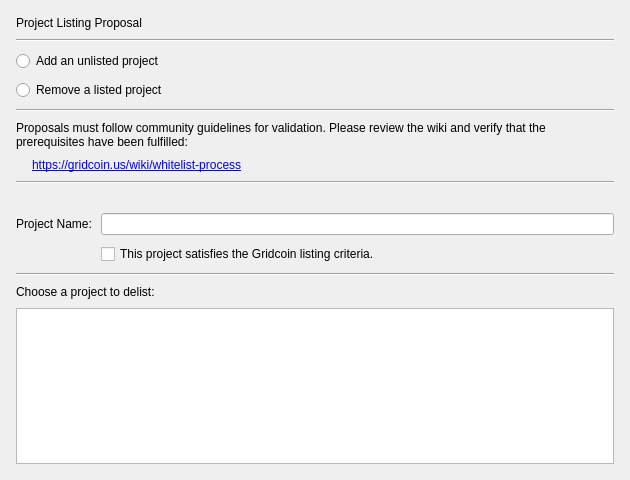
Qt form src/qt/forms/voting/pollwizardprojectpage.ui (gridcoin-community/Gridcoin-Research) before a commit.
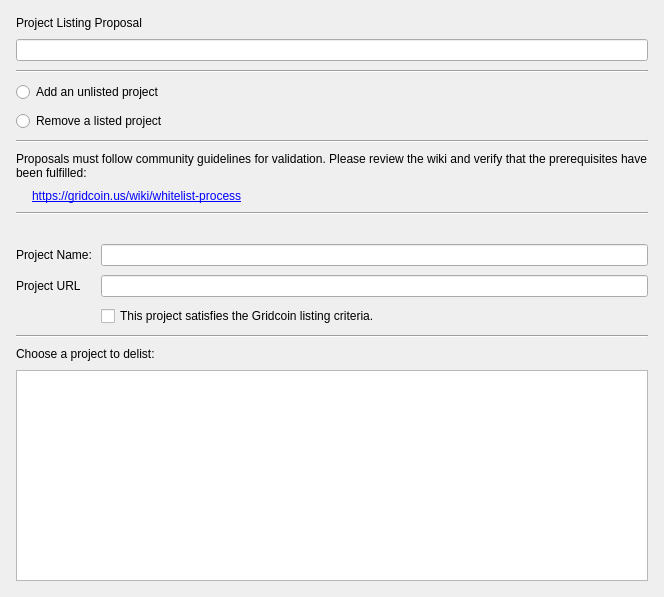
The same form after that commit.

Commit message:
Finish wiring up AdditionalFields to poll wizard
Note this is a limited version, which only addresses the
current poll type with required fields, PROJECT.

Diff of the .ui file:
```diff
--- a/src/qt/forms/voting/pollwizardprojectpage.ui
+++ b/src/qt/forms/voting/pollwizardprojectpage.ui
@@ -6,8 +6,8 @@
    <rect>
     <x>0</x>
     <y>0</y>
-    <width>630</width>
-    <height>480</height>
+    <width>664</width>
+    <height>597</height>
    </rect>
   </property>
   <property name="sizePolicy">
@@ -39,6 +39,9 @@
      </property>
     </widget>
    </item>
+   <item>
+    <widget class="QLineEdit" name="addRemoveStateLineEdit"/>
+   </item>
    <item>
     <widget class="Line" name="headerLine">
      <property name="orientation">
@@ -155,13 +158,23 @@
         <item row="0" column="1">
          <widget class="QLineEdit" name="projectNameField"/>
         </item>
-        <item row="1" column="1">
+        <item row="2" column="1">
          <widget class="QCheckBox" name="criteriaCheckbox">
           <property name="text">
            <string>This project satisfies the Gridcoin listing criteria.</string>
           </property>
          </widget>
         </item>
+        <item row="1" column="1">
+         <widget class="QLineEdit" name="projectUrlField"/>
+        </item>
+        <item row="1" column="0">
+         <widget class="QLabel" name="projectUrlLabel">
+          <property name="text">
+           <string>Project URL</string>
+          </property>
+         </widget>
+        </item>
        </layout>
       </item>
      </layout>
```
The commit also changes 9 other files.
